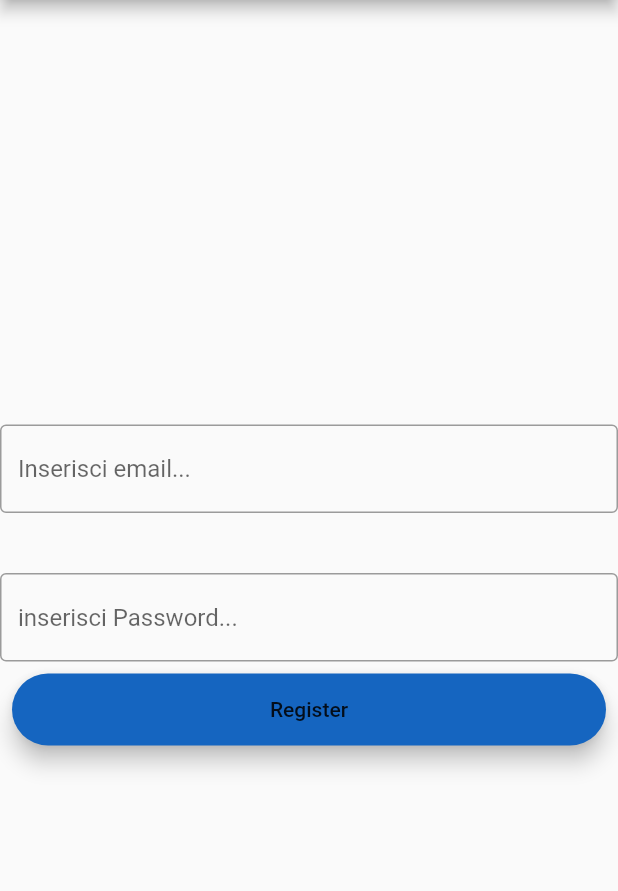
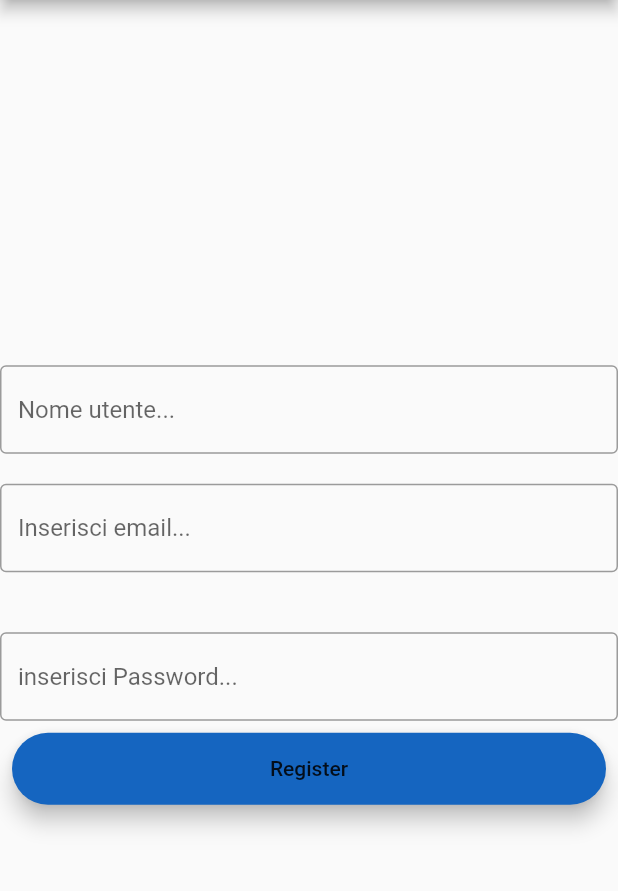
Before and after one commit to Zuccante-Web-App/Ritardi-bus, a Flutter app: the screen it shows after launch, after a tap on "Register", on a phone screen of 412 x 824 dp, the part 84-975 px from its top. Run offline on Flutter 3.47's test engine with Material 2 defaults, Android fonts, the phone set to English and light mode, and no system bars; our stand-ins replace cloud_firestore, firebase_auth, flutter_spinkit; accounts and stored records are empty.

Commit message:
aggiunta username

```diff
--- /dev/null
+++ b/socialbus/prova/lib/data_storage/userData.dart
@@ -0,0 +1,17 @@
+import 'package:cloud_firestore/cloud_firestore.dart';
+
+class UserData {
+  final String user;
+  String userName;
+
+  UserData({this.user, this.userName});
+
+  Future<void> userDataFromSnapshot() async {
+
+Firestore.instance.collection('UserData').document(user).get().then((doc) {
+  print(doc.data['userName']);
+    userName = doc.data['userName'];
+});
+
+}
+}
--- a/socialbus/prova/lib/pages/home.dart
+++ b/socialbus/prova/lib/pages/home.dart
@@ -2,6 +2,7 @@ import 'dart:convert';
 import 'package:flutter/material.dart';
 import 'package:flutter/services.dart';
 import 'package:prova/data_storage/apirutes.dart';
+import 'package:prova/data_storage/userData.dart';
 import 'package:prova/pages/pagina_bus.dart';
 import 'package:prova/service/graphicFn.dart';
 import 'package:prova/widget/containerbus.dart';
@@ -9,7 +10,7 @@ import 'package:prova/widget/menu.dart';
 import 'package:flutter_spinkit/flutter_spinkit.dart';
 
 class Home extends StatefulWidget {
-  final  user;
+  final UserData user;
   Home({Key key, this.user}) : super(key: key);
 
   @override
--- a/socialbus/prova/lib/pages/login_register.dart
+++ b/socialbus/prova/lib/pages/login_register.dart
@@ -2,8 +2,10 @@ import 'package:firebase_auth/firebase_auth.dart';
 import 'package:flutter/cupertino.dart';
 import 'package:flutter/material.dart';
 import 'package:flutter_spinkit/flutter_spinkit.dart';
+import 'package:prova/data_storage/userData.dart';
 import 'package:prova/pages/home.dart';
 import 'package:prova/service/graphicFn.dart';
+import 'package:cloud_firestore/cloud_firestore.dart';
 
 class Registration extends StatefulWidget {
   static const String id = "REGISTRATION";
@@ -14,8 +16,16 @@ class Registration extends StatefulWidget {
 class _RegistrationState extends State<Registration> {
   String email;
   String password;
+  String userName;
+  final FirebaseAuth _auth = FirebaseAuth.instance;
+   CollectionReference _colec;
+  DocumentReference _documentReference;
+  @override
+  void initState() {
+    _colec = Firestore.instance.collection('UserData');
+    super.initState();
 
-  final FirebaseAuth _auth = FirebaseAuth.instance;
+  }
 
   Future<void> registerUser() async {
     AuthResult user = await _auth.createUserWithEmailAndPassword(
@@ -23,15 +33,20 @@ class _RegistrationState extends State<Registration> {
       password: password,
     );
     Navigator.of(context, rootNavigator: true).pop();
+    _documentReference = _colec.document(email);
+     _documentReference.setData({
+      "userName": userName,
+    });
+    UserData userData=UserData(userName:userName,user: email);
     Navigator.pushReplacement(context,
-        MaterialPageRoute(builder: (context) => Home(user: user.user)));
+        MaterialPageRoute(builder: (context) => Home(user:userData)));
   }
 
   @override
   Widget build(BuildContext context) {
     return Scaffold(
       appBar: AppBar(
-        backgroundColor:  hexToColor("#0058A5"),
+        backgroundColor: hexToColor("#0058A5"),
         title: Row(
           children: <Widget>[
             Icon(
@@ -51,6 +66,17 @@ class _RegistrationState extends State<Registration> {
         crossAxisAlignment: CrossAxisAlignment.stretch,
         children: <Widget>[
           SizedBox(
+            height: 20.0,
+          ),
+          TextField(
+            autocorrect: false,
+            onChanged: (value) => userName = value,
+            decoration: InputDecoration(
+              hintText: "Nome utente...",
+              border: const OutlineInputBorder(),
+            ),
+          ),
+            SizedBox(
             height: 20.0,
           ),
           TextField(
@@ -127,9 +153,12 @@ class _LoginState extends State<Login> {
       email: email,
       password: password,
     );
+
     Navigator.of(context, rootNavigator: true).pop();
+    UserData userData=UserData(user:email);
+    userData.userDataFromSnapshot();
     Navigator.pushReplacement(context,
-        MaterialPageRoute(builder: (context) => Home(user: user.user)));
+        MaterialPageRoute(builder: (context) => Home(user: userData)));
   }
 
   @override
--- a/socialbus/prova/lib/pages/pagina_bus.dart
+++ b/socialbus/prova/lib/pages/pagina_bus.dart
@@ -1,12 +1,13 @@
-import 'package:firebase_auth/firebase_auth.dart';
+
 import 'package:flutter/material.dart';
 import "package:prova/data_storage/apirutes.dart";
+import 'package:prova/data_storage/userData.dart';
 import 'package:prova/service/graphicFn.dart';
 import 'package:prova/widget/chat.dart';
 import 'package:url_launcher/url_launcher.dart';
 
 class PaginaBus extends StatefulWidget {
-  final FirebaseUser user;
+  final UserData user;
   final List<APIRoute> bus;
   PaginaBus({Key key, this.user, this.bus}) : super(key: key);
 
--- a/socialbus/prova/lib/pages/wrapper.dart
+++ b/socialbus/prova/lib/pages/wrapper.dart
@@ -51,13 +51,12 @@ class Wrapper extends StatelessWidget {
               height: MediaQuery.of(context).size.width*0.10,
             ),
             Center(
-              child: Hero(
-                tag: 'logo',
+
                 child: Container(
                   width: MediaQuery.of(context).size.width*0.50,
-                  child: Image.asset("assets/image/logo.jpeg"),
+                  child: Image.asset("assets/image/logo.png"),
                 ),
-              ),
+
             ),
             SizedBox(
               height: MediaQuery.of(context).size.width*0.25,
```
Also changed, not shown: socialbus/prova/lib/widget/chat.dart (+4 -5 lines), socialbus/prova/assets/image/logo.png (added), 5 other files.
